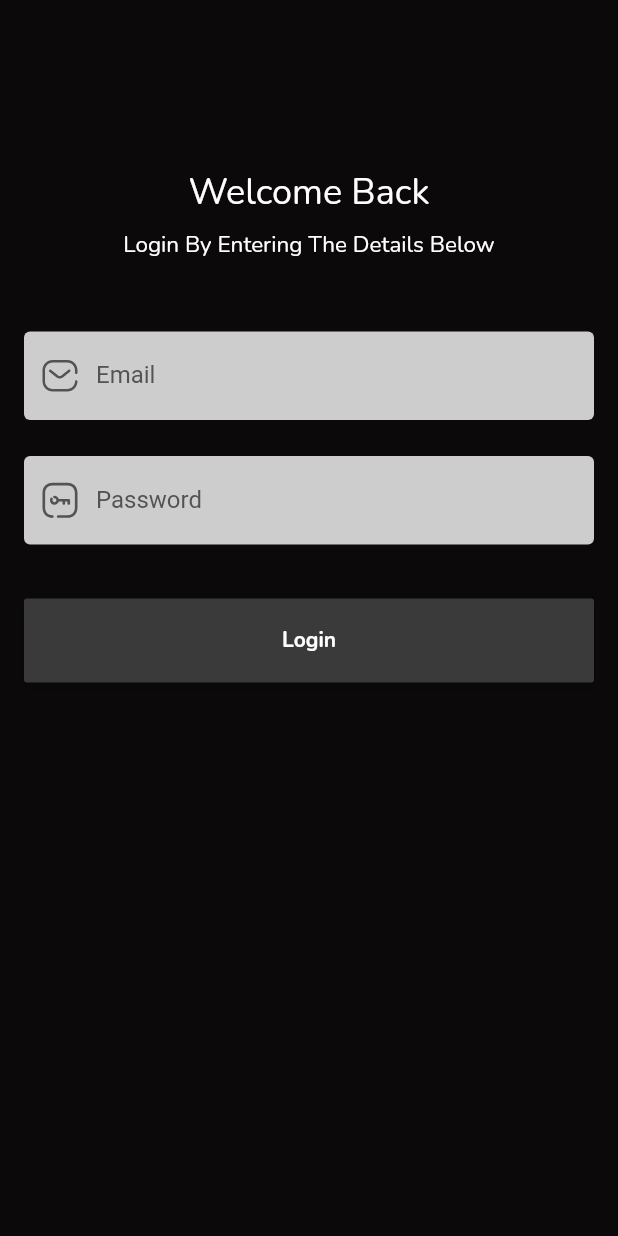
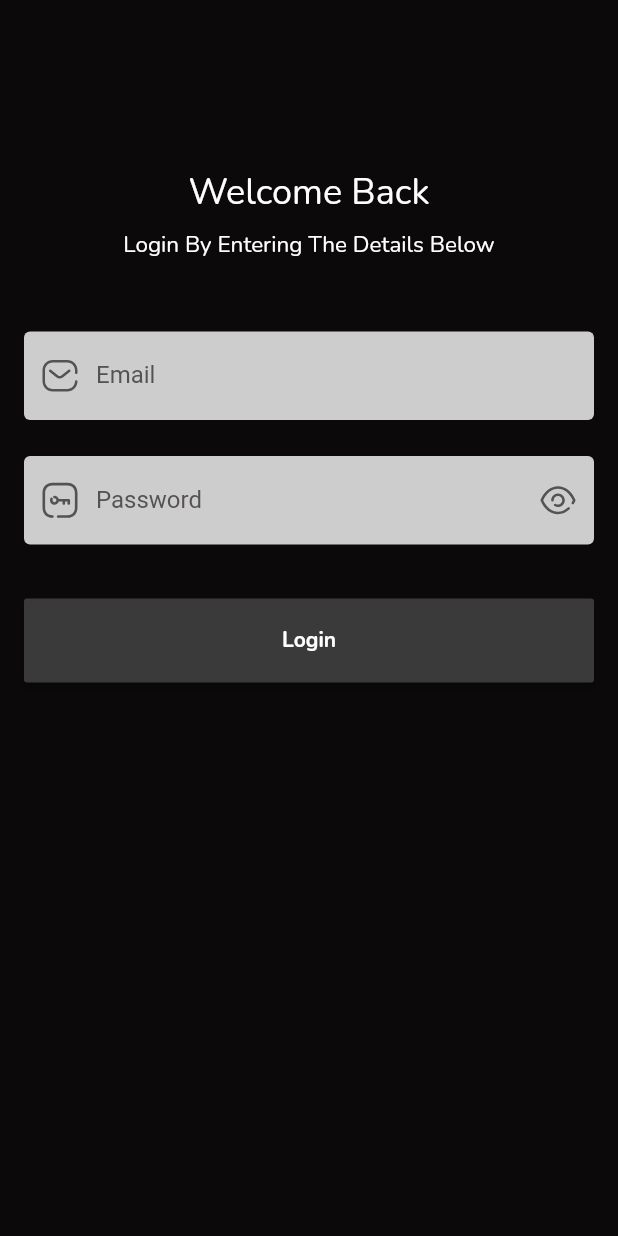
Before and after one commit to stormaref/Scarlet.Flutter, a Flutter app: the screen it shows after launch, after a tap on "Login", on a phone screen of 412 x 824 dp. Run offline on Flutter 3.47's test engine with Material 2 defaults, Android fonts, the light colour scheme and no system bars; our stand-ins replace flutter_svg, get, google_fonts; missing offline and left inert: animated_segmented_tab_control; network calls fail.

Commit message:
LOGIN PAGE

```diff
--- a/lib/components/bookmark_card.dart
+++ b/lib/components/bookmark_card.dart
@@ -4,7 +4,6 @@ import 'package:app/components/custom_progress.dart';
 import 'package:app/components/white_text.dart';
 import 'package:app/icons/my_icons.dart';
 import 'package:flutter/material.dart';
-import 'package:flutter/src/widgets/framework.dart';
 import 'package:get/get_state_manager/get_state_manager.dart';
 
 class BookmarkCard extends GetView {
@@ -57,7 +56,7 @@ class BookmarkCard extends GetView {
                           children: [
                             WhiteText("18 h Left", 11),
                             WhiteText("13/100", 11),
-                            MyIcons.show
+                            MyIcons().show(Colors.white)
                           ]),
                     )
                   ],
--- a/lib/components/custom_text_field.dart
+++ b/lib/components/custom_text_field.dart
@@ -6,16 +6,20 @@ class CustomTextField extends GetView {
   final String labelText;
   final Widget prefixIcon;
   final TextInputType inputType;
-  final Widget? suffixIcon;
-  final bool obscureText;
+  Widget? suffixIcon;
+  bool obscureText;
   final FormFieldSetter<String>? onSaved;
   final FormFieldValidator<String>? validator;
+  VoidCallback? toggleCallback;
+  TextEditingController? textEditingController;
 
   CustomTextField(this.labelText, this.prefixIcon, this.inputType,
       {this.suffixIcon,
       this.obscureText = false,
       this.onSaved,
-      this.validator});
+      this.validator,
+      this.textEditingController,
+      this.toggleCallback});
 
   @override
   Widget build(BuildContext context) {
@@ -25,6 +29,7 @@ class CustomTextField extends GetView {
         onSaved: onSaved,
         validator: validator,
         obscureText: obscureText,
+        controller: textEditingController,
         decoration: InputDecoration(
           hintStyle: TextStyle(color: MyColors.grayT3),
           labelText: labelText,
@@ -37,7 +42,10 @@ class CustomTextField extends GetView {
           prefixIcon:
               Padding(padding: const EdgeInsets.all(10), child: prefixIcon),
           suffixIcon: suffixIcon != null
-              ? Padding(padding: const EdgeInsets.all(10), child: suffixIcon)
+              ? GestureDetector(
+                  onTap: toggleCallback,
+                  child: Padding(
+                      padding: const EdgeInsets.all(10), child: suffixIcon))
               : const SizedBox(
                   width: 0,
                   height: 0,
--- a/lib/components/detail_card.dart
+++ b/lib/components/detail_card.dart
@@ -54,7 +54,7 @@ class DetailCard extends GetView {
               top: 42,
               child: IconButton(
                 padding: EdgeInsets.all(0),
-                icon: MyIcons.arrowCircle,
+                icon: MyIcons().arrowCircle(Colors.white),
                 onPressed: buttonCallback,
               ))
         ],
--- a/lib/components/line_button.dart
+++ b/lib/components/line_button.dart
@@ -21,7 +21,7 @@ class LineButton extends GetView {
           ),
           WhiteText(text, 15),
           const Spacer(),
-          MyIcons.arrowRight
+          MyIcons().arrowRight(Colors.white)
         ],
         mainAxisAlignment: MainAxisAlignment.start,
         crossAxisAlignment: CrossAxisAlignment.center,
--- /dev/null
+++ b/lib/controllers/login_controller.dart
@@ -0,0 +1,28 @@
+import 'package:flutter/material.dart';
+import 'package:get/get_state_manager/get_state_manager.dart';
+
+class LoginController extends GetxController {
+  bool obscureText = true;
+  TextEditingController? textEditingController;
+  bool emailSuffixIcon = false;
+  LoginController() {
+    textEditingController = TextEditingController();
+    textEditingController?.addListener(emailTextListener);
+  }
+  passwordToggle() {
+    obscureText = !obscureText;
+    update();
+  }
+
+  emailTextListener() {
+    if (textEditingController != null) {
+      var check = textEditingController?.text.isNotEmpty;
+      if (check != null) emailSuffixIcon = check;
+    }
+    update();
+  }
+
+  clearText() {
+    textEditingController?.text = "";
+  }
+}
--- a/lib/home.dart
+++ b/lib/home.dart
@@ -2,7 +2,6 @@ import 'package:app/colors/my_colors.dart';
 import 'package:app/components/white_text.dart';
 import 'package:app/icons/my_icons.dart';
 import 'package:flutter/material.dart';
-import 'package:flutter/src/widgets/framework.dart';
 import 'package:flutter_svg/svg.dart';
 import 'package:get/get_state_manager/get_state_manager.dart';
 
@@ -23,7 +22,7 @@ class HomeView extends GetView {
                     WhiteText("Hi Aref", 25),
                     IconButton(
                       onPressed: () {},
-                      icon: MyIcons.search,
+                      icon: MyIcons().search(Colors.white),
                       splashRadius: 10,
                     )
                   ],
--- a/lib/icons/my_icons.dart
+++ b/lib/icons/my_icons.dart
@@ -1,84 +1,208 @@
+import 'package:flutter/material.dart';
 import 'package:flutter_svg/svg.dart';
 
-abstract class MyIcons {
-  static SvgPicture arrowBottom = SvgPicture.asset(
+class MyIcons {
+  SvgPicture arrowBottom(Color color) => SvgPicture.asset(
         "assets/icons/arrow_bottom.svg",
-    height: 20,
-    width: 20,
+        color: color,
       );
-  static SvgPicture arrowCircle =
-      SvgPicture.asset("assets/icons/arrow_circle.svg");
-  static SvgPicture arrowRight =
-      SvgPicture.asset("assets/icons/arrow_right.svg");
-  static SvgPicture back = SvgPicture.asset("assets/icons/back.svg");
-  static SvgPicture bookmark = SvgPicture.asset("assets/icons/bookmark.svg");
-  static SvgPicture calendar = SvgPicture.asset("assets/icons/calendar.svg");
-  static SvgPicture camera = SvgPicture.asset("assets/icons/camera.svg");
-  static SvgPicture cancel = SvgPicture.asset("assets/icons/cancel.svg");
-  static SvgPicture clock = SvgPicture.asset("assets/icons/clock.svg");
-  static SvgPicture delete = SvgPicture.asset("assets/icons/delete.svg");
-  static SvgPicture edit = SvgPicture.asset("assets/icons/edit.svg");
-  static SvgPicture email = SvgPicture.asset("assets/icons/email.svg");
-  static SvgPicture explore = SvgPicture.asset("assets/icons/explore.svg");
-  static SvgPicture eye = SvgPicture.asset("assets/icons/eye.svg");
-  static SvgPicture filter = SvgPicture.asset("assets/icons/filter.svg");
-  static SvgPicture gallery = SvgPicture.asset("assets/icons/gallery.svg");
-  static SvgPicture gender = SvgPicture.asset("assets/icons/gender.svg");
-  static SvgPicture heart = SvgPicture.asset("assets/icons/heart.svg");
-  static SvgPicture hide = SvgPicture.asset("assets/icons/hide.svg");
-  static SvgPicture info = SvgPicture.asset("assets/icons/info.svg");
-  static SvgPicture location = SvgPicture.asset("assets/icons/location.svg");
-  static SvgPicture logout = SvgPicture.asset("assets/icons/logout.svg");
-  static SvgPicture more = SvgPicture.asset("assets/icons/more.svg");
-  static SvgPicture movie = SvgPicture.asset("assets/icons/movie.svg");
-  static SvgPicture ok = SvgPicture.asset("assets/icons/ok.svg");
-  static SvgPicture openLock = SvgPicture.asset("assets/icons/open_lock.svg");
-  static SvgPicture password = SvgPicture.asset("assets/icons/password.svg");
-  static SvgPicture play = SvgPicture.asset("assets/icons/play.svg");
-  static SvgPicture plus = SvgPicture.asset("assets/icons/plus.svg");
-  static SvgPicture profile = SvgPicture.asset("assets/icons/profile.svg");
-  static SvgPicture search = SvgPicture.asset("assets/icons/search.svg");
-  static SvgPicture seenList = SvgPicture.asset("assets/icons/seen_list.svg");
-  static SvgPicture share = SvgPicture.asset("assets/icons/share.svg");
-  static SvgPicture show = SvgPicture.asset("assets/icons/show.svg");
-  static SvgPicture skipBack = SvgPicture.asset("assets/icons/skip_back.svg");
-  static SvgPicture starFilled =
-      SvgPicture.asset("assets/icons/star_filled.svg");
-  static SvgPicture star = SvgPicture.asset("assets/icons/star.svg");
-  static SvgPicture ticket = SvgPicture.asset("assets/icons/ticket.svg");
-  static SvgPicture tv = SvgPicture.asset("assets/icons/tv.svg");
-  static SvgPicture watchlistBookmark =
-      SvgPicture.asset("assets/icons/watchlist_bookmark.svg");
-  static SvgPicture watchlist = SvgPicture.asset("assets/icons/watchlist.svg");
-  static SvgPicture home = SvgPicture.asset(
+  SvgPicture arrowCircle(Color color) => SvgPicture.asset(
+        "assets/icons/arrow_circle.svg",
+        color: color,
+      );
+  SvgPicture arrowRight(Color color) => SvgPicture.asset(
+        "assets/icons/arrow_right.svg",
+        color: color,
+      );
+  SvgPicture back(Color color) => SvgPicture.asset(
+        "assets/icons/back.svg",
+        color: color,
+      );
+  SvgPicture bookmark(Color color) => SvgPicture.asset(
+        "assets/icons/bookmark.svg",
+        color: color,
+      );
+  SvgPicture calendar(Color color) => SvgPicture.asset(
+        "assets/icons/calendar.svg",
+        color: color,
+      );
+  SvgPicture camera(Color color) => SvgPicture.asset(
+        "assets/icons/camera.svg",
+        color: color,
+      );
+  SvgPicture cancel(Color color) => SvgPicture.asset(
+        "assets/icons/cancel.svg",
+        color: color,
+      );
+  SvgPicture clock(Color color) => SvgPicture.asset(
+        "assets/icons/clock.svg",
+        color: color,
+      );
+  SvgPicture delete(Color color) => SvgPicture.asset(
+        "assets/icons/delete.svg",
+        color: color,
+      );
+  SvgPicture edit(Color color) => SvgPicture.asset(
+        "assets/icons/edit.svg",
+        color: color,
+      );
+  SvgPicture email(Color color) => SvgPicture.asset(
+        "assets/icons/email.svg",
+        color: color,
+      );
+  SvgPicture explore(Color color) => SvgPicture.asset(
+        "assets/icons/explore.svg",
+        color: color,
+      );
+  SvgPicture eye(Color color) => SvgPicture.asset(
+        "assets/icons/eye.svg",
+        color: color,
+      );
+  SvgPicture filter(Color color) => SvgPicture.asset(
+        "assets/icons/filter.svg",
+        color: color,
+      );
+  SvgPicture gallery(Color color) => SvgPicture.asset(
+        "assets/icons/gallery.svg",
+        color: color,
+      );
+  SvgPicture gender(Color color) => SvgPicture.asset(
+        "assets/icons/gender.svg",
+        color: color,
+      );
+  SvgPicture heart(Color color) => SvgPicture.asset(
+        "assets/icons/heart.svg",
+        color: color,
+      );
+  SvgPicture hide(Color color) => SvgPicture.asset(
+        "assets/icons/hide.svg",
+        color: color,
+      );
+  SvgPicture info(Color color) => SvgPicture.asset(
+        "assets/icons/info.svg",
+        color: color,
+      );
+  SvgPicture location(Color color) => SvgPicture.asset(
+        "assets/icons/location.svg",
+        color: color,
+      );
+  SvgPicture logout(Color color) => SvgPicture.asset(
+        "assets/icons/logout.svg",
+        color: color,
+      );
+  SvgPicture more(Color color) => SvgPicture.asset(
+        "assets/icons/more.svg",
+        color: color,
+      );
+  SvgPicture movie(Color color) => SvgPicture.asset(
+        "assets/icons/movie.svg",
+        color: color,
+      );
+  SvgPicture ok(Color color) => SvgPicture.asset(
+        "assets/icons/ok.svg",
+        color: color,
+      );
+  SvgPicture openLock(Color color) => SvgPicture.asset(
+        "assets/icons/open_lock.svg",
+        color: color,
+      );
+  SvgPicture password(Color color) => SvgPicture.asset(
+        "assets/icons/password.svg",
+        color: color,
+      );
+  SvgPicture play(Color color) => SvgPicture.asset(
+        "assets/icons/play.svg",
+        color: color,
+      );
+  SvgPicture plus(Color color) => SvgPicture.asset(
+        "assets/icons/plus.svg",
+        color: color,
+      );
+  SvgPicture profile(Color color) => SvgPicture.asset(
+        "assets/icons/profile.svg",
+        color: color,
+      );
+  SvgPicture search(Color color) => SvgPicture.asset(
+        "assets/icons/search.svg",
+        color: color,
+      );
+  SvgPicture seenList(Color color) => SvgPicture.asset(
+        "assets/icons/seen_list.svg",
+        color: color,
+      );
+  SvgPicture share(Color color) => SvgPicture.asset(
+        "assets/icons/share.svg",
+        color: color,
+      );
+  SvgPicture show(Color color) => SvgPicture.asset(
+        "assets/icons/show.svg",
+        color: color,
+      );
+  SvgPicture skipBack(Color color) => SvgPicture.asset(
+        "assets/icons/skip_back.svg",
+        color: color,
+      );
+  SvgPicture starFilled(Color color) => SvgPicture.asset(
+        "assets/icons/star_filled.svg",
+        color: color,
+      );
+  SvgPicture star(Color color) => SvgPicture.asset(
+        "assets/icons/star.svg",
+        color: color,
+      );
+  SvgPicture ticket(Color color) => SvgPicture.asset(
+        "assets/icons/ticket.svg",
+        color: color,
+      );
+  SvgPicture tv(Color color) => SvgPicture.asset(
+        "assets/icons/tv.svg",
+        color: color,
+      );
+  SvgPicture watchlistBookmark(Color color) => SvgPicture.asset(
+        "assets/icons/watchlist_bookmark.svg",
+        color: color,
+      );
+  SvgPicture watchlist(Color color) => SvgPicture.asset(
+        "assets/icons/watchlist.svg",
+        color: color,
+      );
+  SvgPicture home(Color color) => SvgPicture.asset(
         "assets/icons/home.svg",
+        color: color,
       );
-  static SvgPicture homeEnabled = SvgPicture.asset(
+  SvgPicture homeEnabled(Color color) => SvgPicture.asset(
         "assets/icons/home_enabled.svg",
+        color: color,
       );
-  static SvgPicture homeDisabled = SvgPicture.asset(
+  SvgPicture homeDisabled(Color color) => SvgPicture.asset(
         "assets/icons/home_disabled.svg",
+        color: color,
       );
 
-  static SvgPicture profileEnabled = SvgPicture.asset(
+  SvgPicture profileEnabled(Color color) => SvgPicture.asset(
         "assets/icons/profile_enabled.svg",
+        color: color,
       );
-  static SvgPicture profileDisabled = SvgPicture.asset(
+  SvgPicture profileDisabled(Color color) => SvgPicture.asset(
         "assets/icons/profile_disabled.svg",
+        color: color,
       );
 
-  static SvgPicture exploreEnabled = SvgPicture.asset(
+  SvgPicture exploreEnabled(Color color) => SvgPicture.asset(
         "assets/icons/explore_enabled.svg",
+        color: color,
       );
-  static SvgPicture exploreDisabled = SvgPicture.asset(
+  SvgPicture exploreDisabled(Color color) => SvgPicture.asset(
         "assets/icons/explore_disabled.svg",
+        color: color,
       );
 
-  static SvgPicture watchlistBookmarkEnabled = SvgPicture.asset(
+  SvgPicture watchlistBookmarkEnabled(Color color) => SvgPicture.asset(
         "assets/icons/watchlist_bookmark_enabled.svg",
+        color: color,
       );
-  static SvgPicture watchlistBookmarkDisabled = SvgPicture.asset(
+  SvgPicture watchlistBookmarkDisabled(Color color) => SvgPicture.asset(
         "assets/icons/watchlist_bookmark_disabled.svg",
+        color: color,
       );
-  static SvgPicture google = SvgPicture.asset("assets/icons/google.svg");
 }
--- a/lib/login_page.dart
+++ b/lib/login_page.dart
@@ -2,54 +2,68 @@ import 'package:app/colors/my_colors.dart';
 import 'package:app/components/custom_button.dart';
 import 'package:app/components/custom_text_field.dart';
 import 'package:app/components/white_text.dart';
+import 'package:app/controllers/login_controller.dart';
 import 'package:app/icons/my_icons.dart';
 import 'package:flutter/material.dart';
-import 'package:flutter/src/widgets/framework.dart';
 import 'package:flutter_svg/svg.dart';
-import 'package:get/get_state_manager/get_state_manager.dart';
+import 'package:get/get.dart';
 
-class LoginPage extends GetView {
+class LoginPage extends GetView<LoginController> {
   @override
   Widget build(BuildContext context) {
+    var controller = Get.put(LoginController());
+    return GetBuilder<LoginController>(builder: (controller) {
+      var textEditingController;
       return Scaffold(
         backgroundColor: MyColors.background,
         body: Container(
           width: double.infinity,
-        padding: EdgeInsets.symmetric(horizontal: 16),
+          padding: const EdgeInsets.symmetric(horizontal: 16),
           child: Padding(
-          padding: EdgeInsets.only(top: 112),
+            padding: const EdgeInsets.only(top: 112),
             child: Column(children: [
               WhiteText("Welcome Back", 24),
               Padding(
-                padding: EdgeInsets.only(top: 8),
+                  padding: const EdgeInsets.only(top: 8),
                   child: WhiteText("Login By Entering The Details Below", 15)),
               Padding(
-              padding: EdgeInsets.only(top: 48),
+                padding: const EdgeInsets.only(top: 48),
                 child: CustomTextField(
                     "Email",
                     SvgPicture.asset(
                       "assets/icons/email.svg",
                       color: MyColors.grayT3,
                     ),
-                  TextInputType.emailAddress),
+                    TextInputType.emailAddress,
+                    textEditingController: controller.textEditingController,
+                    toggleCallback: controller.clearText,
+                    suffixIcon: controller.emailSuffixIcon
+                        ? MyIcons().cancel(MyColors.grayT3)
+                        : null),
               ),
               Padding(
-              padding: EdgeInsets.only(top: 24),
+                padding: const EdgeInsets.only(top: 24),
                 child: CustomTextField(
                     "Password",
                     SvgPicture.asset(
                       "assets/icons/password.svg",
                       color: MyColors.grayT3,
                     ),
-                  TextInputType.visiblePassword),
+                    TextInputType.visiblePassword,
+                    obscureText: controller.obscureText,
+                    suffixIcon: controller.obscureText
+                        ? MyIcons().show(MyColors.grayT3)
+                        : MyIcons().hide(MyColors.grayT3),
+                    toggleCallback: controller.passwordToggle),
               ),
               Padding(
-              padding: EdgeInsets.only(top: 36),
+                padding: const EdgeInsets.only(top: 36),
                 child: CustomButton("Login", () {}, MyColors.grayT2),
               )
             ]),
           ),
         ),
       );
+    });
   }
 }
--- a/lib/membership.dart
+++ b/lib/membership.dart
@@ -4,6 +4,7 @@ import 'package:app/components/white_text.dart';
 import 'package:app/icons/my_icons.dart';
 import 'package:app/landing_page.dart';
 import 'package:app/login_page.dart';
+import 'package:app/svgs/my_svgs.dart';
 import 'package:flutter/material.dart';
 import 'package:get/get.dart';
 
@@ -54,7 +55,7 @@ class Membership extends GetView {
                 padding: const EdgeInsets.only(top: 32),
                 child: CustomButton(
                     "Continue With Google", () {}, MyColors.grayT4,
-                    icon: MyIcons.google),
+                    icon: MySvgs.google),
               ),
               Padding(
                 padding: const EdgeInsets.only(top: 16),
--- a/lib/svgs/my_svgs.dart
+++ b/lib/svgs/my_svgs.dart
@@ -6,4 +6,5 @@ abstract class MySvgs {
   static SvgPicture bronze = SvgPicture.asset("assets/svg/bronze.svg");
   static SvgPicture silver = SvgPicture.asset("assets/svg/silver.svg");
   static SvgPicture gold = SvgPicture.asset("assets/svg/gold.svg");
+  static SvgPicture google = SvgPicture.asset("assets/icons/google.svg");
 }
```
Also changed, not shown: lib/explore.dart (+5 -4 lines), lib/landing_page.dart (+8 -8 lines), lib/main.dart (+0 -8 lines), lib/profile.dart (+16 -15 lines). Lines whose indentation alone changed are shown as unchanged.
